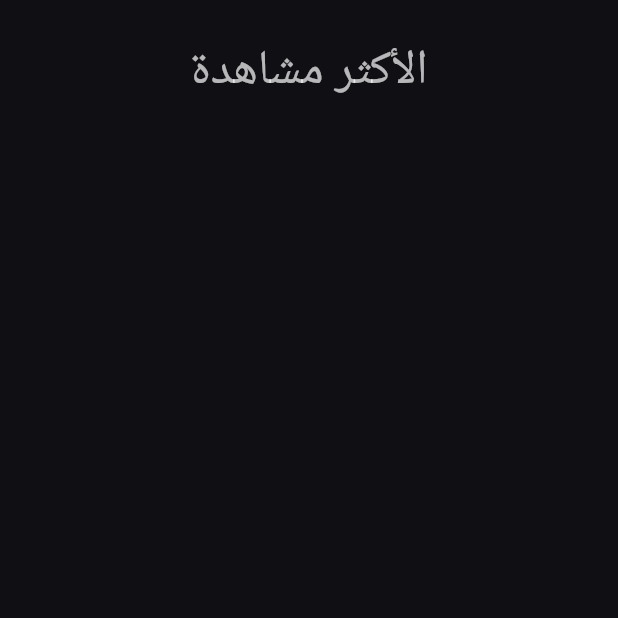
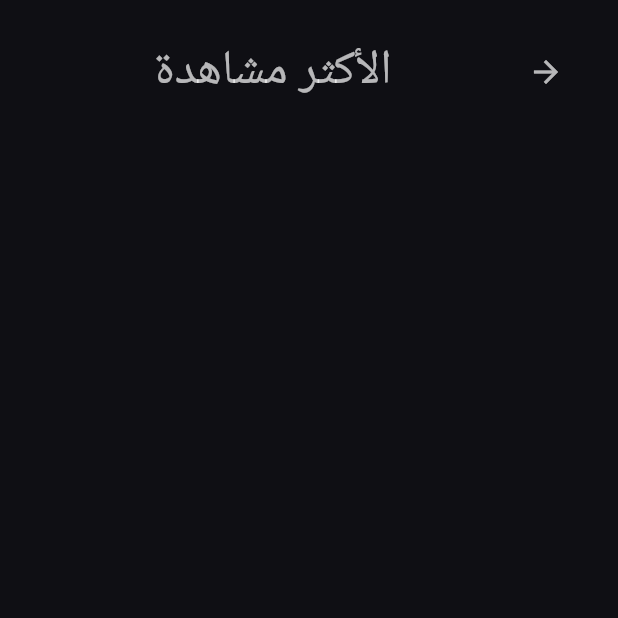
Before and after one commit to mariomario007744-droid/comic_world, a Flutter app: the HomeView screen opened by its route, after a tap on "عرض المزيد", on a phone screen of 412 x 824 dp, the top half of it. Run offline on Flutter 3.47's test engine with Material 3 defaults, Android fonts, the phone set to English and light mode, and no system bars; our stand-ins replace app_links, cached_network_image, flutter_bloc, google_sign_in, supabase_flutter; missing offline and left inert: mailer, syncfusion_flutter_pdfviewer; accounts and stored records are empty.

Commit message:
scrolling debug in comic grid view

```diff
--- a/lib/views/comic_grid_view.dart
+++ b/lib/views/comic_grid_view.dart
@@ -3,7 +3,7 @@ import 'package:comic_world/widgets/comic_grid.dart';
 import 'package:flutter/material.dart';
 
 class ComicGridView extends StatelessWidget {
-  const ComicGridView({super.key, required this.dataFunc,required this.title});
+  const ComicGridView({super.key, required this.dataFunc, required this.title});
   final Future<dynamic> Function() dataFunc;
   final String title;
   @override
@@ -19,15 +19,27 @@ class ComicGridView extends StatelessWidget {
             child: Column(
               children: [
                 Padding(
-                  padding:const EdgeInsets.all(8.0),
-                  child: Text(
-                    title,
-                    style: TextStyle(color: kTextColor, fontSize: 32),
+                  padding: const EdgeInsets.all(8.0),
+                  child: Row(
+                    children: [
+                      IconButton(
+                        onPressed: () {
+                          Navigator.pop(context);
+                        },
+                        icon: Icon(Icons.arrow_back, color: kTextColor),
+                      ),
+                      Spacer(flex: 1),
+                      Text(
+                        title,
+                        style: TextStyle(color: kTextColor, fontSize: 32),
+                      ),
+                      Spacer(flex: 1),
+                    ],
                   ),
                 ),
-                const SizedBox(height: 24),
+                const SizedBox(height: 18),
 
-                Expanded(child: ComicGrid(dataFunc: dataFunc)),
+                Expanded(child: ComicGrid(dataFunc: dataFunc, scrolling: true)),
               ],
             ),
           ),
--- a/lib/views/home_view.dart
+++ b/lib/views/home_view.dart
@@ -10,11 +10,13 @@ import 'package:comic_world/const.dart';
 import 'package:flutter_bloc/flutter_bloc.dart';
 
 class HomeView extends StatelessWidget {
-  final String id='HomeView';
+  final String id = 'HomeView';
 
   const HomeView({super.key});
   @override
   Widget build(BuildContext context) {
+    final double top = MediaQuery.of(context).viewPadding.top;
+    final double bottom = MediaQuery.of(context).viewPadding.bottom;
     return Directionality(
       textDirection: TextDirection.rtl,
       child: Scaffold(
@@ -25,20 +27,17 @@ class HomeView extends StatelessWidget {
             create: (context) => SearchSuggestionsCubit(),
             child: Column(
               children: [
-                const Padding(
-                  padding: EdgeInsets.all(16),
+                Padding(
+                  padding: const EdgeInsets.all(16.0),
                   child: CustomHomeAppBar(),
                 ),
                 Stack(
                   children: [
-                    const HomeBody(),
+                    HomeBody(top: top, bottom: bottom),
                     BlocBuilder<SearchSuggestionsCubit, SearchSuggestionsState>(
                       builder: (context, state) {
                         if (state is SearchSuggestionsInitialState) {
-                          return const SizedBox(
-                            height: 0,
-                            width: 0,
-                          );
+                          return const SizedBox(height: 0, width: 0);
                         } else {
                           return GestureDetector(
                             onTap: () {
@@ -51,7 +50,7 @@ class HomeView extends StatelessWidget {
                             },
                             child: Container(
                               width: MediaQuery.of(context).size.width,
-                              height: MediaQuery.of(context).size.height - 120,
+                              height: MediaQuery.of(context).size.height - (82+top+bottom),
                               color: Colors.black.withValues(alpha: 0.6),
                               child: state is SuggestionsState
                                   ? ListView.builder(
--- a/lib/widgets/comic_grid.dart
+++ b/lib/widgets/comic_grid.dart
@@ -5,8 +5,9 @@ import 'package:flutter/material.dart';
 import 'package:comic_world/const.dart';
 
 class ComicGrid extends StatefulWidget {
-  const ComicGrid({super.key, required this.dataFunc});
+  const ComicGrid({super.key, required this.dataFunc,this.scrolling=false});
   final Future<dynamic> Function() dataFunc;
+  final bool scrolling;
   @override
   State<ComicGrid> createState() => _ComicGridState();
 }
@@ -40,7 +41,7 @@ class _ComicGridState extends State<ComicGrid> {
         )
         : GridView.builder(
             shrinkWrap: true,
-            physics: const NeverScrollableScrollPhysics(),
+            physics:widget.scrolling?ScrollPhysics(): NeverScrollableScrollPhysics(),
             itemCount: data.length,
             gridDelegate: const SliverGridDelegateWithFixedCrossAxisCount(
               crossAxisCount: 2,
--- a/lib/widgets/home_body.dart
+++ b/lib/widgets/home_body.dart
@@ -5,12 +5,14 @@ import 'package:comic_world/widgets/section_title.dart';
 import 'package:flutter/material.dart';
 
 class HomeBody extends StatelessWidget {
-  const HomeBody({super.key});
+  const HomeBody({required this.top, required this.bottom});
+  final double top;
+  final double bottom;
 
   @override
   Widget build(BuildContext context) {
     return SizedBox(
-      height: MediaQuery.of(context).size.height - 120,
+      height: MediaQuery.of(context).size.height - (82 + top + bottom),
       child: CustomScrollView(
         slivers: [
           SliverToBoxAdapter(
@@ -22,11 +24,13 @@ class HomeBody extends StatelessWidget {
                   const SizedBox(height: 24),
                   SectionTitle(
                     title: 'الأكثر مشاهدة',
-                    request:() => RequestData().fetchMostViewedComic(limit: 20),
+                    request: () =>
+                        RequestData().fetchMostViewedComic(limit: 20),
                   ),
                   const SizedBox(height: 12),
                   HorizontalListView(
-                    dataFunc:() => RequestData().fetchMostViewedComic(limit: 10),
+                    dataFunc: () =>
+                        RequestData().fetchMostViewedComic(limit: 10),
                   ),
                 ],
               ),
@@ -39,13 +43,15 @@ class HomeBody extends StatelessWidget {
                 child: Column(
                   crossAxisAlignment: CrossAxisAlignment.start,
                   children: [
-                  const  SizedBox(height: 24),
+                    const SizedBox(height: 24),
                     SectionTitle(
                       title: 'كوميك جديدة',
-                      request:() => RequestData().fetchNewComic(limit: 20),
+                      request: () => RequestData().fetchNewComic(limit: 20),
                     ),
                     const SizedBox(height: 12),
-                    ComicGrid(dataFunc:() => RequestData().fetchNewComic(limit: 10)),
+                    ComicGrid(
+                      dataFunc: () => RequestData().fetchNewComic(limit: 10),
+                    ),
                   ],
                 ),
               ),
@@ -57,17 +63,17 @@ class HomeBody extends StatelessWidget {
               child: Column(
                 crossAxisAlignment: CrossAxisAlignment.start,
                 children: [
-                const  SizedBox(height: 24),
+                  const SizedBox(height: 24),
                   SectionTitle(
                     title: 'DC',
-                    request:() => RequestData().fetchMostViewedCompanyComic(
+                    request: () => RequestData().fetchMostViewedCompanyComic(
                       company: 'DC Comics',
                       limit: 20,
                     ),
                   ),
-                const  SizedBox(height: 12),
+                  const SizedBox(height: 12),
                   HorizontalListView(
-                    dataFunc:() => RequestData().fetchMostViewedCompanyComic(
+                    dataFunc: () => RequestData().fetchMostViewedCompanyComic(
                       company: 'DC Comics',
                       limit: 10,
                     ),
@@ -85,14 +91,14 @@ class HomeBody extends StatelessWidget {
                   const SizedBox(height: 24),
                   SectionTitle(
                     title: 'Marvel',
-                    request:() => RequestData().fetchMostViewedCompanyComic(
+                    request: () => RequestData().fetchMostViewedCompanyComic(
                       company: 'Marvel',
                       limit: 20,
                     ),
                   ),
                   const SizedBox(height: 12),
                   HorizontalListView(
-                    dataFunc:() => RequestData().fetchMostViewedCompanyComic(
+                    dataFunc: () => RequestData().fetchMostViewedCompanyComic(
                       company: 'Marvel',
                       limit: 10,
                     ),
```
